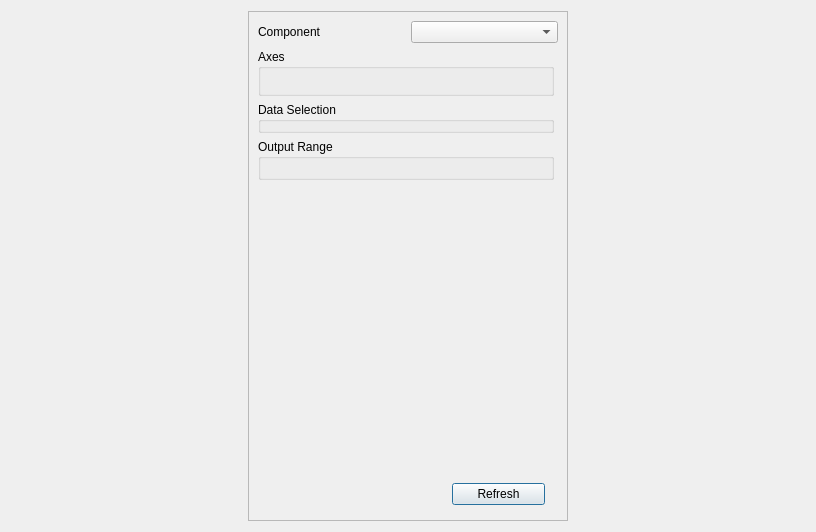
Old version of the form SciDataTool/GUI/DDataPlotter/DDataPlotter.ui in the repository Eomys/SciDataTool.
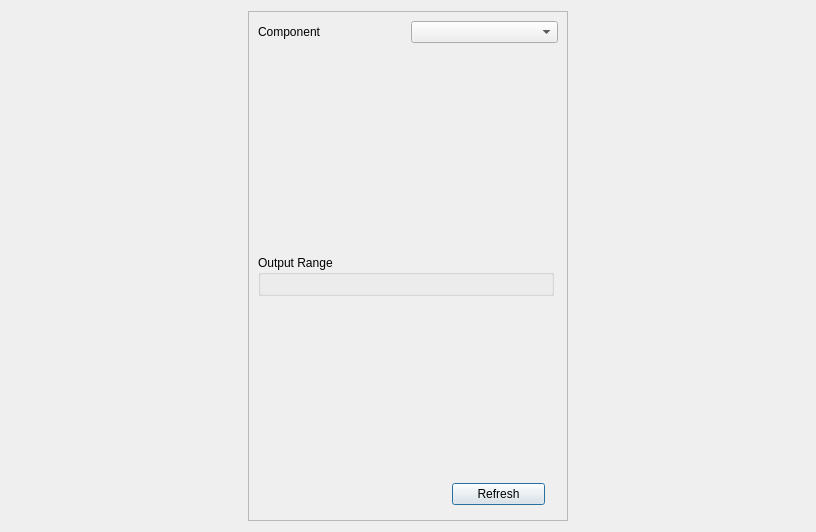
New version of the form. Custom widgets are drawn as their Qt base class.

Commit message: [NF] : Adding WAxisManager Widget that handle the selection of axis

```diff
--- a/SciDataTool/GUI/DDataPlotter/DDataPlotter.ui
+++ b/SciDataTool/GUI/DDataPlotter/DDataPlotter.ui
@@ -59,38 +59,17 @@
         </layout>
        </item>
        <item>
-        <widget class="QGroupBox" name="g_axes">
-         <property name="minimumSize">
-          <size>
-           <width>296</width>
-           <height>0</height>
-          </size>
+        <widget class="WAxisManager" name="w_axis_manager" native="true">
+         <property name="sizePolicy">
+          <sizepolicy hsizetype="Preferred" vsizetype="MinimumExpanding">
+           <horstretch>0</horstretch>
+           <verstretch>0</verstretch>
+          </sizepolicy>
          </property>
-         <property name="maximumSize">
-          <size>
-           <width>296</width>
-           <height>16777215</height>
-          </size>
-         </property>
-         <property name="title">
-          <string>Axes</string>
-         </property>
-         <layout class="QVBoxLayout" name="verticalLayout_2">
-          <item>
-           <widget class="WAxisSelector" name="w_axis_1" native="true"/>
-          </item>
-          <item>
-           <widget class="WAxisSelector" name="w_axis_2" native="true"/>
-          </item>
-         </layout>
-        </widget>
-       </item>
-       <item>
-        <widget class="QGroupBox" name="g_data_extract">
          <property name="minimumSize">
           <size>
            <width>296</width>
-           <height>0</height>
+           <height>200</height>
           </size>
          </property>
          <property name="maximumSize">
@@ -99,9 +78,6 @@
            <height>16777215</height>
           </size>
          </property>
-         <property name="title">
-          <string>Data Selection</string>
-         </property>
         </widget>
        </item>
        <item>
@@ -133,10 +109,13 @@
          <property name="orientation">
           <enum>Qt::Vertical</enum>
          </property>
+         <property name="sizeType">
+          <enum>QSizePolicy::Expanding</enum>
+         </property>
          <property name="sizeHint" stdset="0">
           <size>
            <width>20</width>
-           <height>153</height>
+           <height>650</height>
           </size>
          </property>
         </spacer>
@@ -209,12 +188,6 @@
   </layout>
  </widget>
  <customwidgets>
-  <customwidget>
-   <class>WAxisSelector</class>
-   <extends>QWidget</extends>
-   <header>...GUI.WAxisSelector.WAxisSelector.h</header>
-   <container>1</container>
-  </customwidget>
   <customwidget>
    <class>WDataRange</class>
    <extends>QWidget</extends>
@@ -227,6 +200,12 @@
    <header>...GUI.WExport.WExport.h</header>
    <container>1</container>
   </customwidget>
+  <customwidget>
+   <class>WAxisManager</class>
+   <extends>QWidget</extends>
+   <header>...GUI.WAxisManager.WAxisManager.h</header>
+   <container>1</container>
+  </customwidget>
  </customwidgets>
  <resources/>
  <connections/>
```
The commit also changes 7 other files.
